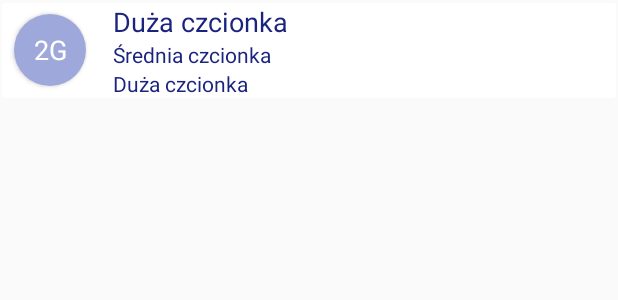
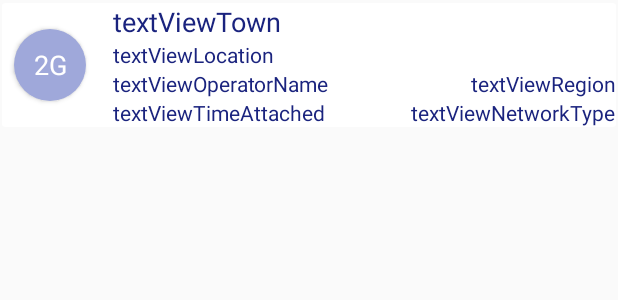
Before and after one commit to filipbiernat/BTSTracker, an Android app: the layout list_view_item.xml on its own in the app's theme, with its tools: preview values and no code run, on a phone screen of 412 x 824 dp. Shown: the top 300 px of the screen. Run offline under Robolectric (Android 15) with nearby library versions, the phone set to English and light mode, and no system bars.

Commit message:
add time counter + remove duplicates in list

```diff
--- a/app/src/main/java/pl/edu/agh/student/fbierna/btstracker/data/BtsSearcher.java
+++ b/app/src/main/java/pl/edu/agh/student/fbierna/btstracker/data/BtsSearcher.java
@@ -50,7 +50,7 @@ public class BtsSearcher {
             //exception
             return null;
         }
-        return new Bts(csvBtsData, operatorName, networkType, networkGeneration);
+        return new Bts(csvBtsData, operatorName, networkGeneration);
     }
 
     private void processCellInfo(CellInfo cellInfo){
--- a/app/src/main/java/pl/edu/agh/student/fbierna/btstracker/main/MainActivity.java
+++ b/app/src/main/java/pl/edu/agh/student/fbierna/btstracker/main/MainActivity.java
@@ -10,6 +10,7 @@ import android.support.v4.app.FragmentTransaction;
 import android.support.v4.content.ContextCompat;
 import android.support.v4.view.GravityCompat;
 import android.support.v4.widget.DrawerLayout;
+import android.support.v4.widget.SwipeRefreshLayout;
 import android.support.v7.app.ActionBarDrawerToggle;
 import android.support.v7.app.AppCompatActivity;
 import android.support.v7.widget.Toolbar;
@@ -40,16 +41,13 @@ public class MainActivity extends AppCompatActivity
         NavigationView navigationView = (NavigationView) findViewById(R.id.nav_view);
         navigationView.setNavigationItemSelectedListener(this);
 
-        Fragment fragment = new HomeFragment();
+        Fragment fragment = new ListFragment();
         if (fragment != null) {
             FragmentTransaction fragmentTransaction = getSupportFragmentManager().beginTransaction();
             fragmentTransaction.replace(R.id.content_frame, fragment);
             fragmentTransaction.commit();
         }
         checkPermissions();
-
-
-
     }
 
 
--- a/app/src/main/res/layout/list_view_item.xml
+++ b/app/src/main/res/layout/list_view_item.xml
@@ -40,35 +40,68 @@
                 android:paddingLeft="64dp">
 
                 <TextView
-                    android:id="@+id/textViewName"
+                    android:id="@+id/textViewTown"
                     android:layout_width="wrap_content"
                     android:layout_height="wrap_content"
                     android:layout_alignParentStart="true"
                     android:layout_alignParentTop="true"
                     android:paddingStart="10dp"
-                    android:text="Duża czcionka"
+                    android:text="textViewTown"
                     android:textAppearance="?android:attr/textAppearanceMedium"
                     android:textColor="@color/indigo900" />
 
                 <TextView
-                    android:id="@+id/textViewDescription"
+                    android:id="@+id/textViewLocation"
                     android:layout_width="wrap_content"
                     android:layout_height="wrap_content"
                     android:layout_alignParentStart="true"
-                    android:layout_below="@+id/textViewName"
+                    android:layout_below="@+id/textViewTown"
                     android:paddingStart="10dp"
-                    android:text="Średnia czcionka"
+                    android:text="textViewLocation"
                     android:textAppearance="?android:attr/textAppearanceSmall"
                     android:textColor="@color/indigo900" />
 
                 <TextView
-                    android:id="@+id/textViewPrice"
+                    android:id="@+id/textViewOperatorName"
                     android:layout_width="wrap_content"
                     android:layout_height="wrap_content"
                     android:layout_alignParentStart="true"
-                    android:layout_below="@+id/textViewDescription"
+                    android:layout_below="@+id/textViewLocation"
                     android:paddingStart="10dp"
-                    android:text="Duża czcionka"
+                    android:text="textViewOperatorName"
+                    android:textAppearance="?android:attr/textAppearanceSmall"
+                    android:textColor="@color/indigo900" />
+
+                <TextView
+                    android:id="@+id/textViewRegion"
+                    android:layout_width="wrap_content"
+                    android:layout_height="wrap_content"
+                    android:layout_alignParentEnd="true"
+                    android:layout_below="@+id/textViewLocation"
+                    android:paddingStart="10dp"
+                    android:text="textViewRegion"
+                    android:textAppearance="?android:attr/textAppearanceSmall"
+                    android:textColor="@color/indigo900" />
+
+                <TextView
+                    android:id="@+id/textViewTimeAttached"
+                    android:layout_width="wrap_content"
+                    android:layout_height="wrap_content"
+                    android:layout_alignParentStart="true"
+                    android:layout_below="@+id/textViewOperatorName"
+                    android:paddingStart="10dp"
+                    android:text="textViewTimeAttached"
+                    android:textAppearance="?android:attr/textAppearanceSmall"
+                    android:textColor="@color/indigo900" />
+
+                <TextView
+                    android:id="@+id/textViewNetworkType"
+                    android:layout_width="wrap_content"
+                    android:layout_height="wrap_content"
+                    android:layout_alignParentEnd="true"
+                    android:layout_below="@+id/textViewOperatorName"
+                    android:paddingStart="10dp"
+                    android:text="textViewNetworkType"
                     android:textAppearance="?android:attr/textAppearanceSmall"
                     android:textColor="@color/indigo900" />
         </RelativeLayout>
```
Also changed, not shown: app/src/main/java/pl/edu/agh/student/fbierna/btstracker/data/Bts.java (+124 -21 lines), app/src/main/java/pl/edu/agh/student/fbierna/btstracker/data/BtsManager.java (+44 -3 lines), app/src/main/java/pl/edu/agh/student/fbierna/btstracker/main/list/ListAdapter.java (+18 -5 lines), app/src/main/java/pl/edu/agh/student/fbierna/btstracker/main/list/ListFragment.java (+28 -1 lines), app/src/main/java/pl/edu/agh/student/fbierna/btstracker/main/list/ViewHolder.java (+12 -6 lines), app/src/main/res/layout/fragment_list.xml (+7 -0 lines).
